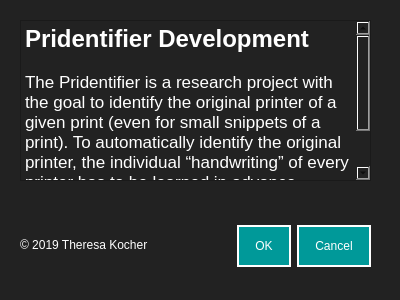
The window that design/dialog_instructionInspection.ui (resa89/pridentifier) describes before a commit, drawn with Qt 5.
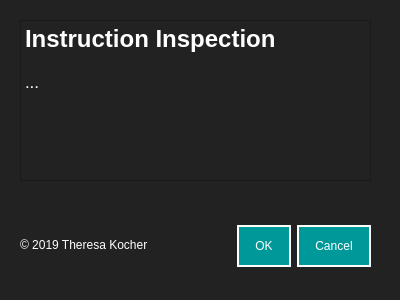
The same window after the commit.

Commit message: devel: Adapt dialog ui and py files and integrate all into pridentifier menu bar

Patch:
```diff
--- a/design/dialog_instructionInspection.ui
+++ b/design/dialog_instructionInspection.ui
@@ -82,9 +82,9 @@
 &lt;html&gt;&lt;head&gt;&lt;meta name=&quot;qrichtext&quot; content=&quot;1&quot; /&gt;&lt;style type=&quot;text/css&quot;&gt;
 p, li { white-space: pre-wrap; }
 &lt;/style&gt;&lt;/head&gt;&lt;body style=&quot; font-family:'Helvetica'; font-size:12pt; font-weight:400; font-style:normal;&quot;&gt;
-&lt;p style=&quot; margin-top:0px; margin-bottom:0px; margin-left:0px; margin-right:0px; -qt-block-indent:0; text-indent:0px;&quot;&gt;&lt;span style=&quot; font-size:18pt; font-weight:600;&quot;&gt;Pridentifier Development&lt;/span&gt;&lt;/p&gt;
+&lt;p style=&quot; margin-top:0px; margin-bottom:0px; margin-left:0px; margin-right:0px; -qt-block-indent:0; text-indent:0px;&quot;&gt;&lt;span style=&quot; font-size:18pt; font-weight:600;&quot;&gt;Instruction Inspection&lt;/span&gt;&lt;/p&gt;
 &lt;p style=&quot;-qt-paragraph-type:empty; margin-top:0px; margin-bottom:0px; margin-left:0px; margin-right:0px; -qt-block-indent:0; text-indent:0px;&quot;&gt;&lt;br /&gt;&lt;/p&gt;
-&lt;p style=&quot; margin-top:0px; margin-bottom:0px; margin-left:0px; margin-right:0px; -qt-block-indent:0; text-indent:0px;&quot;&gt;&lt;span style=&quot; font-family:'.SF NS Text'; font-size:13pt;&quot;&gt;The Pridentifier is a research project with the goal to identify the original printer of a given print (even for small snippets of a print). To automatically identify the original printer, the individual “handwriting” of every printer has to be learned in advance. Therefor Fourier analysis featuers are used.&lt;/span&gt;&lt;/p&gt;&lt;/body&gt;&lt;/html&gt;</string>
+&lt;p style=&quot; margin-top:0px; margin-bottom:0px; margin-left:0px; margin-right:0px; -qt-block-indent:0; text-indent:0px;&quot;&gt;&lt;span style=&quot; font-family:'.SF NS Text'; font-size:13pt;&quot;&gt;...&lt;/span&gt;&lt;/p&gt;&lt;/body&gt;&lt;/html&gt;</string>
    </property>
   </widget>
  </widget>
```
The commit also changes 32 other files.
